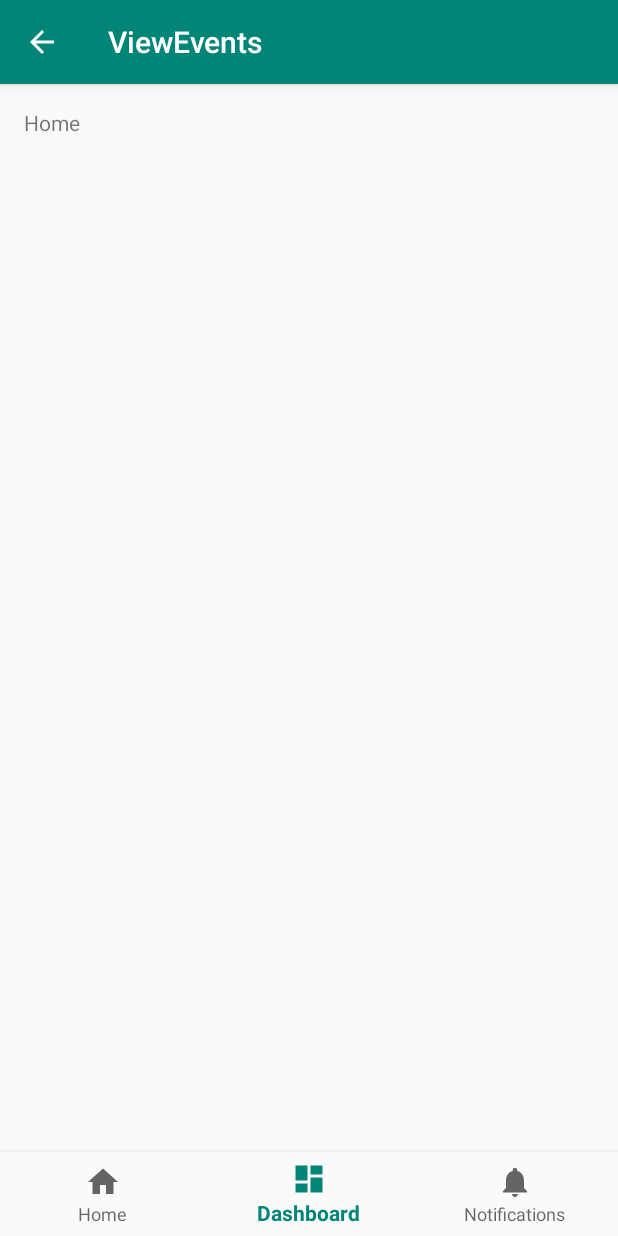
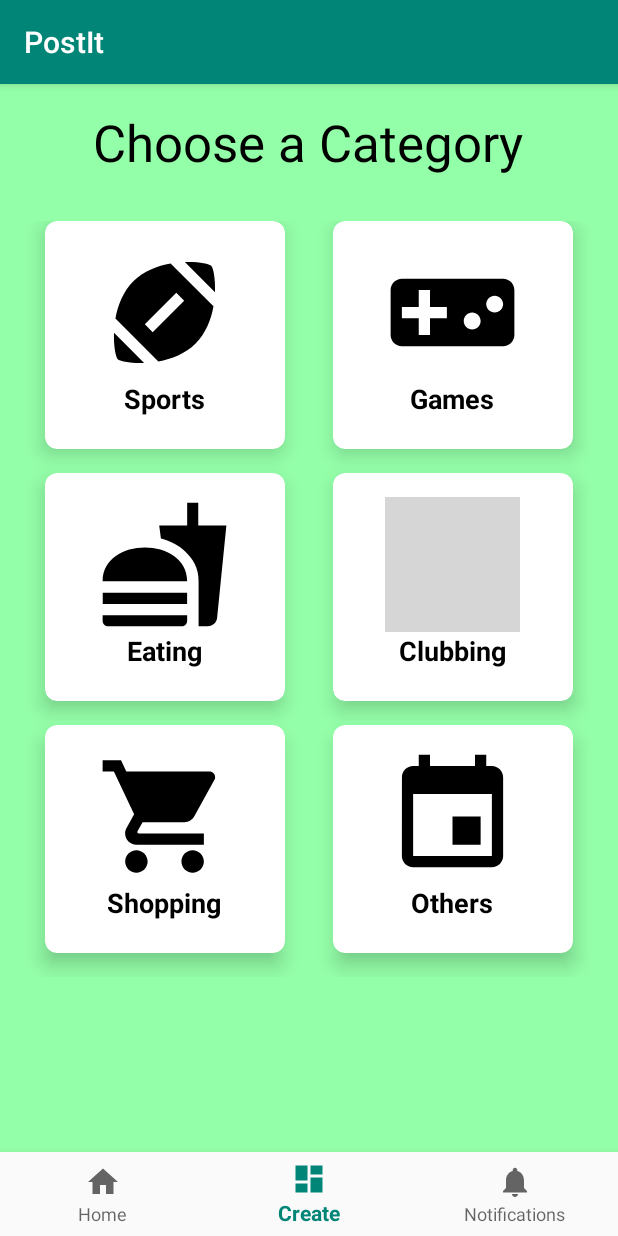
Before and after one commit to leeminhan/PostIt, an Android app: the screen it shows after launch (ViewEvents before the commit, CreateEventActivity after it), item 2 of the bottom bar chosen, on a phone screen of 412 x 824 dp. Run offline under Robolectric (Android 15) with nearby library versions, the phone set to English and light mode, and no system bars; our stand-ins replace Volley; 2 statements that could not run were skipped; grey boxes are pictures that could not be loaded.

Commit message:
add nav bar

```diff
--- a/app/build.gradle
+++ b/app/build.gradle
@@ -5,7 +5,7 @@ android {
     buildToolsVersion "29.0.2"
     defaultConfig {
         applicationId "com.example.postit"
-        minSdkVersion 15
+        minSdkVersion 21
         targetSdkVersion 28
         versionCode 1
         versionName "1.0"
--- a/app/src/main/AndroidManifest.xml
+++ b/app/src/main/AndroidManifest.xml
@@ -15,7 +15,7 @@
             android:supportsRtl="true"
             android:theme="@style/AppTheme">
         <activity
-                android:name=".eventlisting.ViewEvents"
+                android:name=".eventlisting.ViewEventsActivity"
                 android:label="@string/title_activity_view_events"
                 android:parentActivityName=".LoginActivity">
             <meta-data
--- a/app/src/main/java/com/example/postit/LoginActivity.java
+++ b/app/src/main/java/com/example/postit/LoginActivity.java
@@ -20,17 +20,19 @@ import android.os.Build;
 import android.os.Bundle;
 import android.provider.ContactsContract;
 import android.text.TextUtils;
+import android.transition.Explode;
+import android.transition.Fade;
 import android.view.KeyEvent;
 import android.view.View;
 import android.view.View.OnClickListener;
+import android.view.Window;
 import android.view.inputmethod.EditorInfo;
 import android.widget.ArrayAdapter;
 import android.widget.AutoCompleteTextView;
 import android.widget.Button;
 import android.widget.EditText;
 import android.widget.TextView;
-import com.example.postit.createevent.CreateEventActivity;
-import com.example.postit.eventlisting.ViewEvents;
+import com.example.postit.eventlisting.ViewEventsActivity;
 
 import java.util.ArrayList;
 import java.util.List;
@@ -96,7 +98,7 @@ public class LoginActivity extends AppCompatActivity implements LoaderCallbacks<
         mLoginFormView = findViewById(R.id.login_form);
         mProgressView = findViewById(R.id.login_progress);
 
-        Intent intent = new Intent(this, ViewEvents.class);
+        Intent intent = new Intent(this, ViewEventsActivity.class);
         startActivity(intent);
 
     }
--- a/app/src/main/java/com/example/postit/createevent/CreateEventActivity.java
+++ b/app/src/main/java/com/example/postit/createevent/CreateEventActivity.java
@@ -2,6 +2,7 @@ package com.example.postit.createevent;
 
 import android.net.Uri;
 import android.os.AsyncTask;
+import android.support.design.widget.BottomNavigationView;
 import android.support.v4.app.Fragment;
 import android.support.v4.app.FragmentManager;
 import android.support.v4.app.FragmentTransaction;
@@ -17,15 +18,19 @@ import com.android.volley.toolbox.JsonObjectRequest;
 import com.example.postit.R;
 import com.example.postit.models.Event;
 import com.example.postit.models.EventTemplate;
+import com.example.postit.utils.BottomNavMenu;
 import com.example.postit.utils.ReqUtil;
 import com.google.gson.Gson;
 import com.google.gson.JsonObject;
 import com.google.gson.JsonParser;
 import org.json.JSONObject;
 
-public class CreateEventActivity extends AppCompatActivity implements NewEventFragment.OnCreateEventListener {
+public class CreateEventActivity extends AppCompatActivity implements NewEventFragment.OnCreateEventListener,
+    BottomNavMenu.NavActivity {
 
     private static final String TAG = "CreateEventActivity";
+    private BottomNavigationView navigation;
+    private BottomNavMenu menu;
 
     @Override
     protected void onCreate(Bundle savedInstanceState) {
@@ -39,6 +44,9 @@ public class CreateEventActivity extends AppCompatActivity implements NewEventFr
         transaction.add(R.id.create_event_container, fragment);
         transaction.addToBackStack("chooseCategoryFragment");
         transaction.commit();
+
+        navigation = findViewById(R.id.navbar_create_event);
+        menu = new BottomNavMenu(this, navigation);
     }
 
     @Override
@@ -82,4 +90,9 @@ public class CreateEventActivity extends AppCompatActivity implements NewEventFr
 
         finish();
     }
+
+    @Override
+    public void exit() {
+        finish();
+    }
 }
--- a/app/src/main/java/com/example/postit/eventlisting/ViewEvents.java
+++ b/app/src/main/java/com/example/postit/eventlisting/ViewEventsActivity.java
@@ -1,23 +1,34 @@
 package com.example.postit.eventlisting;
 
+import android.app.Activity;
 import android.os.Bundle;
 import android.support.annotation.NonNull;
 import android.support.design.widget.BottomNavigationView;
 import android.support.v7.app.AppCompatActivity;
+import android.transition.Fade;
 import android.view.MenuItem;
+import android.view.Window;
 import android.widget.TextView;
 import com.example.postit.R;
+import com.example.postit.utils.BottomNavMenu;
 
-public class ViewEvents extends AppCompatActivity {
+public class ViewEventsActivity extends AppCompatActivity implements BottomNavMenu.NavActivity {
 
     private BottomNavigationView navigation;
+    private BottomNavMenu menu;
 
     @Override
     protected void onCreate(Bundle savedInstanceState) {
         super.onCreate(savedInstanceState);
+
         setContentView(R.layout.activity_view_events);
 
-        navigation = (BottomNavigationView) findViewById(R.id.navigation);
+        navigation = (BottomNavigationView) findViewById(R.id.navbar_view_events);
+        menu = new BottomNavMenu(this, navigation);
     }
 
+    @Override
+    public void exit() {
+        finish();
+    }
 }
--- /dev/null
+++ b/app/src/main/java/com/example/postit/utils/BottomNavMenu.java
@@ -0,0 +1,64 @@
+package com.example.postit.utils;
+
+import android.app.Activity;
+import android.app.ActivityOptions;
+import android.content.Intent;
+import android.support.design.widget.BottomNavigationView;
+import android.transition.Fade;
+import android.view.Menu;
+import android.view.MenuItem;
+import android.view.Window;
+import com.example.postit.R;
+import com.example.postit.createevent.CreateEventActivity;
+import com.example.postit.eventlisting.ViewEventsActivity;
+
+import java.util.HashMap;
+import java.util.Map;
+
+public class BottomNavMenu {
+
+    public interface NavActivity {
+        void exit();
+    }
+
+    private NavActivity caller;
+    private Menu menu;
+
+    private HashMap<Integer, Class> activityMap = new HashMap<Integer, Class>() {{
+        put(R.id.navigation_view_events, ViewEventsActivity.class);
+        put(R.id.navigation_create_event, CreateEventActivity.class);
+    }};
+
+    public BottomNavMenu(NavActivity caller, BottomNavigationView v) {
+        menu = v.getMenu();
+        this.caller = caller;
+        initMenu(v);
+    }
+
+    private void initMenu(BottomNavigationView v) {
+
+        for (Map.Entry<Integer, Class> entry : activityMap.entrySet()) {
+            if (entry.getValue() == caller.getClass()) {
+                v.setSelectedItemId(entry.getKey());
+                break;
+            }
+        }
+
+        for (int i = 0; i < menu.size(); ++i) {
+            MenuItem menuItem = menu.getItem(i);
+
+            menuItem.setOnMenuItemClickListener((item) -> {
+                Activity callerAct = (Activity) caller;
+                if (!activityMap.containsKey(menuItem.getItemId())) return true;
+
+                Intent intent = new Intent(callerAct, activityMap.get(menuItem.getItemId()));
+                callerAct.startActivity(intent);
+                callerAct.overridePendingTransition(android.R.anim.fade_in, android.R.anim.fade_out);
+                caller.exit();
+
+                return true;
+            });
+        }
+    }
+
+}
--- /dev/null
+++ b/app/src/main/res/anim/fade_in.xml
@@ -0,0 +1,5 @@
+<?xml version="1.0" encoding="utf-8"?>
+<alpha xmlns:android="http://schemas.android.com/apk/res/android"
+       android:interpolator="@android:anim/accelerate_interpolator"
+       android:fromAlpha="0.0" android:toAlpha="1.0"
+       android:duration="500" />
--- /dev/null
+++ b/app/src/main/res/anim/fade_out.xml
@@ -0,0 +1,6 @@
+<?xml version="1.0" encoding="utf-8"?>
+<alpha xmlns:android="http://schemas.android.com/apk/res/android"
+       android:interpolator="@android:anim/accelerate_interpolator"
+       android:fromAlpha="1.0" android:toAlpha="0.0"
+       android:fillAfter="true"
+       android:duration="500" />
--- a/app/src/main/res/layout/activity_create_event.xml
+++ b/app/src/main/res/layout/activity_create_event.xml
@@ -1,5 +1,5 @@
 <?xml version="1.0" encoding="utf-8"?>
-<RelativeLayout
+<android.support.constraint.ConstraintLayout
         xmlns:android="http://schemas.android.com/apk/res/android"
         xmlns:tools="http://schemas.android.com/tools"
         xmlns:app="http://schemas.android.com/apk/res-auto"
@@ -11,6 +11,22 @@
     <FrameLayout
             android:id="@+id/create_event_container"
             android:layout_width="match_parent"
-            android:layout_height="match_parent">
+            android:layout_height="0dp"
+            app:layout_constraintLeft_toLeftOf="parent"
+            app:layout_constraintTop_toTopOf="parent"
+            app:layout_constraintBottom_toTopOf="@+id/navbar_create_event">
     </FrameLayout>
-</RelativeLayout>
+
+    <android.support.design.widget.BottomNavigationView
+            android:id="@+id/navbar_create_event"
+            android:layout_width="0dp"
+            android:layout_height="wrap_content"
+            android:layout_marginEnd="0dp"
+            android:layout_marginStart="0dp"
+            android:background="?android:attr/windowBackground"
+            app:layout_constraintTop_toBottomOf="@id/create_event_container"
+            app:layout_constraintBottom_toBottomOf="parent"
+            app:layout_constraintLeft_toLeftOf="parent"
+            app:layout_constraintRight_toRightOf="parent"
+            app:menu="@menu/navigation"/>
+</android.support.constraint.ConstraintLayout>
--- a/app/src/main/res/layout/activity_view_events.xml
+++ b/app/src/main/res/layout/activity_view_events.xml
@@ -6,7 +6,7 @@
         android:id="@+id/container"
         android:layout_width="match_parent"
         android:layout_height="match_parent"
-        tools:context=".eventlisting.ViewEvents">
+        tools:context=".eventlisting.ViewEventsActivity">
 
     <TextView
             android:id="@+id/message"
@@ -15,12 +15,12 @@
             android:layout_marginStart="@dimen/activity_horizontal_margin"
             android:layout_marginLeft="@dimen/activity_horizontal_margin"
             android:layout_marginTop="@dimen/activity_vertical_margin"
-            android:text="@string/title_home"
+            android:text="@string/title_view_events"
             app:layout_constraintLeft_toLeftOf="parent"
             app:layout_constraintTop_toTopOf="parent"/>
 
     <android.support.design.widget.BottomNavigationView
-            android:id="@+id/navigation"
+            android:id="@+id/navbar_view_events"
             android:layout_width="0dp"
             android:layout_height="wrap_content"
             android:layout_marginEnd="0dp"
--- a/app/src/main/res/menu/navigation.xml
+++ b/app/src/main/res/menu/navigation.xml
@@ -2,18 +2,18 @@
 <menu xmlns:android="http://schemas.android.com/apk/res/android">
 
     <item
-            android:id="@+id/navigation_home"
+            android:id="@+id/navigation_view_events"
             android:icon="@drawable/ic_home_black_24dp"
-            android:title="@string/title_home"/>
+            android:title="@string/navigation_title_view_events"/>
 
     <item
-            android:id="@+id/navigation_dashboard"
+            android:id="@+id/navigation_create_event"
             android:icon="@drawable/ic_dashboard_black_24dp"
-            android:title="@string/title_dashboard"/>
+            android:title="@string/navigation_title_create_event"/>
 
     <item
             android:id="@+id/navigation_notifications"
             android:icon="@drawable/ic_notifications_black_24dp"
-            android:title="@string/title_notifications"/>
+            android:title="@string/navigation_title_notifications"/>
 
 </menu>
--- /dev/null
+++ b/app/src/main/res/values/navbar.xml
@@ -0,0 +1,6 @@
+<?xml version="1.0" encoding="utf-8"?>
+<resources>
+    <string name="navigation_title_view_events">Home</string>
+    <string name="navigation_title_create_event">Create</string>
+    <string name="navigation_title_notifications">Notifications</string>
+</resources>
--- a/app/src/main/res/values/strings.xml
+++ b/app/src/main/res/values/strings.xml
@@ -39,8 +39,7 @@
     <!-- TODO: Remove or change this placeholder text -->
     <string name="hello_blank_fragment">Hello blank fragment</string>
     <string name="title_activity_view_events">ViewEvents</string>
-    <string name="title_home">Home</string>
-    <string name="title_dashboard">Dashboard</string>
-    <string name="title_notifications">Notifications</string>
+
+    <string name="title_view_events">Some title</string>
 
 </resources>
```
